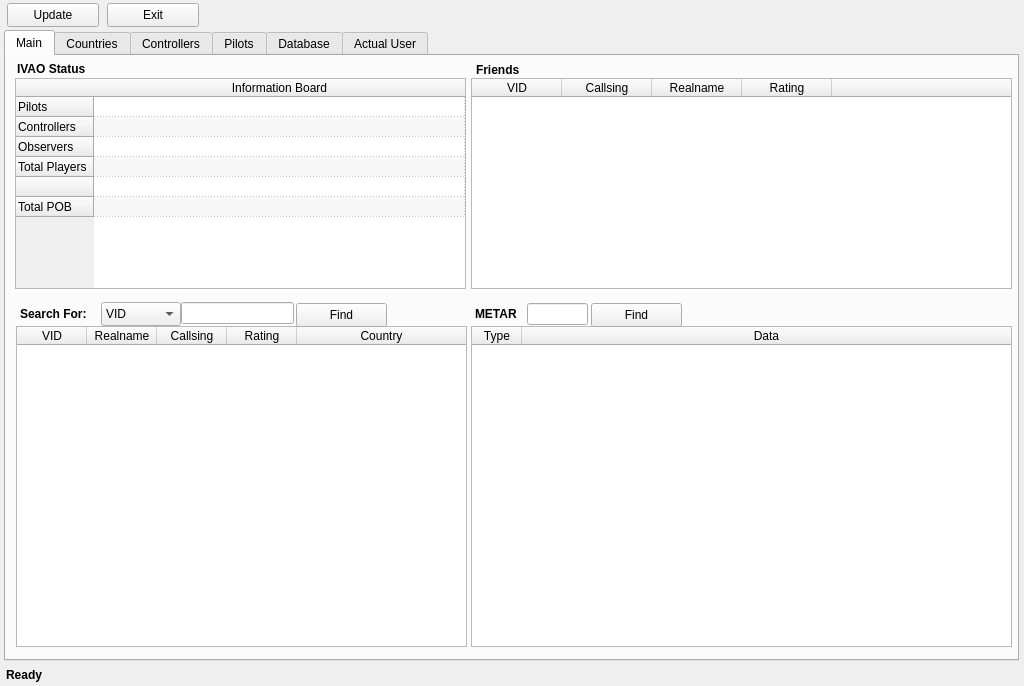
Qt form QtUI/MainWindow_UI.ui (emper0r/IVAO-status) before a commit.
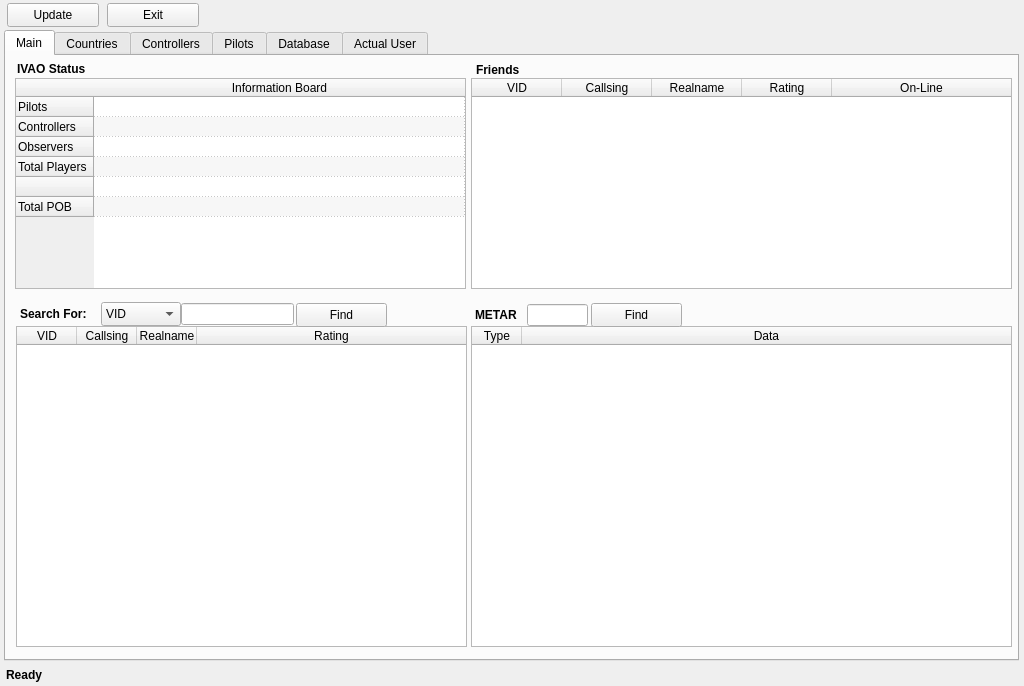
The same form after that commit.

```diff
--- a/QtUI/MainWindow_UI.ui
+++ b/QtUI/MainWindow_UI.ui
@@ -269,7 +269,7 @@
       </column>
       <column>
        <property name="text">
-        <string/>
+        <string>On-Line</string>
        </property>
       </column>
      </widget>
@@ -335,10 +335,10 @@
        <bool>false</bool>
       </property>
       <attribute name="horizontalHeaderDefaultSectionSize">
-       <number>70</number>
+       <number>60</number>
       </attribute>
       <attribute name="horizontalHeaderMinimumSectionSize">
-       <number>70</number>
+       <number>60</number>
       </attribute>
       <attribute name="horizontalHeaderStretchLastSection">
        <bool>true</bool>
@@ -354,26 +354,21 @@
         <string>VID</string>
        </property>
       </column>
-      <column>
-       <property name="text">
-        <string>Realname</string>
-       </property>
-      </column>
       <column>
        <property name="text">
         <string>Callsing</string>
        </property>
       </column>
+      <column>
+       <property name="text">
+        <string>Realname</string>
+       </property>
+      </column>
       <column>
        <property name="text">
         <string>Rating</string>
        </property>
       </column>
-      <column>
-       <property name="text">
-        <string>Country</string>
-       </property>
-      </column>
      </widget>
      <widget class="QLabel" name="SearchForLabel">
       <property name="geometry">
@@ -481,7 +476,7 @@
       <property name="geometry">
        <rect>
         <x>469</x>
-        <y>250</y>
+        <y>251</y>
         <width>51</width>
         <height>16</height>
        </rect>
@@ -531,7 +526,7 @@
       <property name="geometry">
        <rect>
         <x>175</x>
-        <y>246</y>
+        <y>247</y>
         <width>113</width>
         <height>22</height>
        </rect>
@@ -544,7 +539,7 @@
       <property name="geometry">
        <rect>
         <x>521</x>
-        <y>247</y>
+        <y>248</y>
         <width>61</width>
         <height>22</height>
        </rect>
```
Left out of the diff: 3 changed lines with no effect on the pictures.
